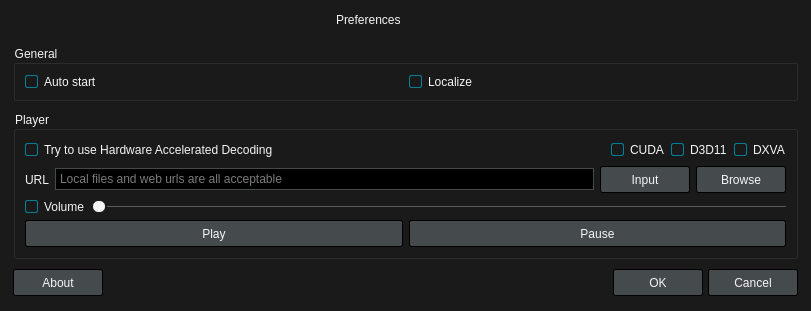
The window that src/forms/preferencesdialog.ui (wangwenx190/dynamic-desktop) describes before a commit, drawn with Qt 5.
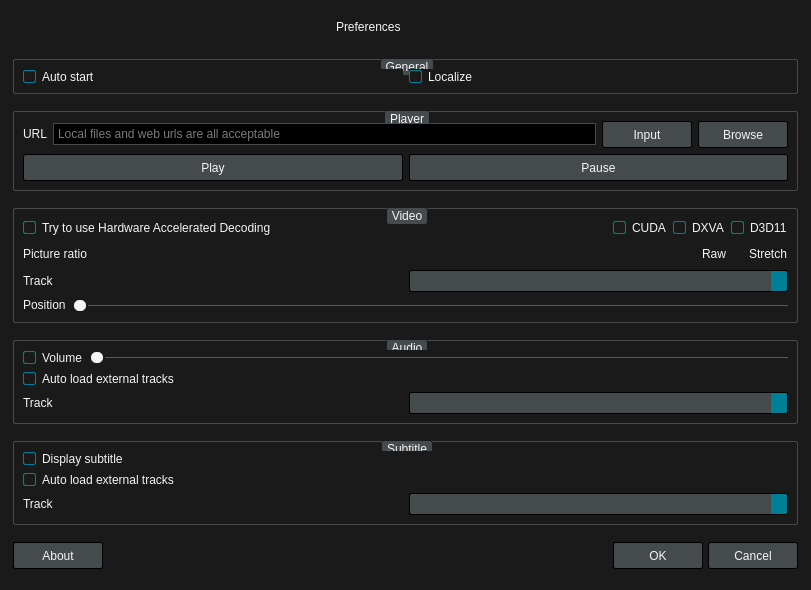
The same window after the commit. Icons and pictures are not drawn. Custom widgets are drawn as their Qt base class.

What changed in the file:
```diff
--- a/src/forms/preferencesdialog.ui
+++ b/src/forms/preferencesdialog.ui
@@ -7,7 +7,7 @@
     <x>0</x>
     <y>0</y>
     <width>811</width>
-    <height>311</height>
+    <height>590</height>
    </rect>
   </property>
   <property name="sizePolicy">
@@ -122,6 +122,59 @@
 
 QLineEdit:focus {
 	border: 1px solid #008098;
+}
+
+QComboBox {
+	background: #454A4D;
+	border: 1px solid #000;
+	border-radius: 2px;
+	padding: 2px;
+}
+
+QComboBox:focus {
+	border: 1px solid #008098;
+}
+
+QComboBox::drop-down {
+	background: #008098;
+	border-top-right-radius: 2px;
+	border-bottom-right-radius: 2px;
+}
+
+QComboBox::down-arrow {
+	image: url(:/down-arrow.svg);
+}
+
+QGroupBox {
+	border: 1px solid #454A4D;
+	border-radius: 2px;
+	margin-top: 0.5em;
+}
+
+QGroupBox::title {
+	subcontrol-origin: margin;
+	subcontrol-position: top center;
+	background: #454A4D;
+	border: 1px solid #454A4D;
+	border-radius: 2px;
+	padding: 0 2px;
+}
+
+QRadioButton::indicator {
+	width: 6px;
+	height: 6px;
+	border-radius: 5px;
+	padding: 2px;
+}
+
+QRadioButton::indicator:unchecked {
+	border: 1px solid whitesmoke;
+	image: none;
+}
+
+QRadioButton::indicator:checked {
+	border: 1px solid #008098;
+	image: url(:/selected.svg);
 }</string>
   </property>
   <layout class="QVBoxLayout" name="verticalLayout_2">
@@ -371,55 +424,16 @@
       <string>Player</string>
      </property>
      <layout class="QVBoxLayout" name="verticalLayout">
-      <item>
-       <layout class="QHBoxLayout" name="horizontalLayout_6">
-        <item>
-         <widget class="QCheckBox" name="checkBox_hwdec">
-          <property name="text">
-           <string>Try to use Hardware Accelerated Decoding</string>
-          </property>
-         </widget>
-        </item>
-        <item>
-         <spacer name="horizontalSpacer_2">
-          <property name="orientation">
-           <enum>Qt::Horizontal</enum>
-          </property>
-          <property name="sizeHint" stdset="0">
-           <size>
-            <width>40</width>
-            <height>20</height>
-           </size>
-          </property>
-         </spacer>
-        </item>
-        <item>
-         <widget class="QCheckBox" name="checkBox_hwdec_cuda">
-          <property name="text">
-           <string>CUDA</string>
-          </property>
-         </widget>
-        </item>
-        <item>
-         <widget class="QCheckBox" name="checkBox_hwdec_d3d11">
-          <property name="text">
-           <string>D3D11</string>
-          </property>
-         </widget>
-        </item>
-        <item>
-         <widget class="QCheckBox" name="checkBox_hwdec_dxva">
-          <property name="text">
-           <string>DXVA</string>
-          </property>
-         </widget>
-        </item>
-       </layout>
-      </item>
       <item>
        <layout class="QHBoxLayout" name="horizontalLayout_3">
         <item>
          <widget class="QLabel" name="label_url">
+          <property name="sizePolicy">
+           <sizepolicy hsizetype="Minimum" vsizetype="Fixed">
+            <horstretch>0</horstretch>
+            <verstretch>0</verstretch>
+           </sizepolicy>
+          </property>
           <property name="text">
            <string>URL</string>
           </property>
@@ -454,24 +468,6 @@
         </item>
        </layout>
       </item>
-      <item>
-       <layout class="QHBoxLayout" name="horizontalLayout_4">
-        <item>
-         <widget class="QCheckBox" name="checkBox_volume">
-          <property name="text">
-           <string>Volume</string>
-          </property>
-         </widget>
-        </item>
-        <item>
-         <widget class="QSlider" name="horizontalSlider_volume">
-          <property name="orientation">
-           <enum>Qt::Horizontal</enum>
-          </property>
-         </widget>
-        </item>
-       </layout>
-      </item>
       <item>
        <layout class="QHBoxLayout" name="horizontalLayout_5">
         <item>
@@ -493,6 +489,263 @@
      </layout>
     </widget>
    </item>
+   <item>
+    <widget class="QGroupBox" name="groupBox_video">
+     <property name="sizePolicy">
+      <sizepolicy hsizetype="Preferred" vsizetype="Fixed">
+       <horstretch>0</horstretch>
+       <verstretch>0</verstretch>
+      </sizepolicy>
+     </property>
+     <property name="title">
+      <string>Video</string>
+     </property>
+     <layout class="QVBoxLayout" name="verticalLayout_3">
+      <item>
+       <layout class="QHBoxLayout" name="horizontalLayout_6">
+        <item>
+         <widget class="QCheckBox" name="checkBox_hwdec">
+          <property name="text">
+           <string>Try to use Hardware Accelerated Decoding</string>
+          </property>
+         </widget>
+        </item>
+        <item>
+         <spacer name="horizontalSpacer_2">
+          <property name="orientation">
+           <enum>Qt::Horizontal</enum>
+          </property>
+          <property name="sizeHint" stdset="0">
+           <size>
+            <width>40</width>
+            <height>20</height>
+           </size>
+          </property>
+         </spacer>
+        </item>
+        <item>
+         <widget class="QCheckBox" name="checkBox_hwdec_cuda">
+          <property name="text">
+           <string>CUDA</string>
+          </property>
+         </widget>
+        </item>
+        <item>
+         <widget class="QCheckBox" name="checkBox_hwdec_dxva">
+          <property name="text">
+           <string>DXVA</string>
+          </property>
+         </widget>
+        </item>
+        <item>
+         <widget class="QCheckBox" name="checkBox_hwdec_d3d11">
+          <property name="text">
+           <string>D3D11</string>
+          </property>
+         </widget>
+        </item>
+       </layout>
+      </item>
+      <item>
+       <layout class="QHBoxLayout" name="horizontalLayout_8">
+        <item>
+         <widget class="QLabel" name="label_pictureRatio">
+          <property name="sizePolicy">
+           <sizepolicy hsizetype="Minimum" vsizetype="Fixed">
+            <horstretch>0</horstretch>
+            <verstretch>0</verstretch>
+           </sizepolicy>
+          </property>
+          <property name="text">
+           <string>Picture ratio</string>
+          </property>
+         </widget>
+        </item>
+        <item>
+         <spacer name="horizontalSpacer_5">
+          <property name="orientation">
+           <enum>Qt::Horizontal</enum>
+          </property>
+          <property name="sizeHint" stdset="0">
+           <size>
+            <width>40</width>
+            <height>20</height>
+           </size>
+          </property>
+         </spacer>
+        </item>
+        <item>
+         <widget class="QRadioButton" name="radioButton_ratio_raw">
+          <property name="text">
+           <string>Raw</string>
+          </property>
+         </widget>
+        </item>
+        <item>
+         <widget class="QRadioButton" name="radioButton_ratio_stretch">
+          <property name="text">
+           <string>Stretch</string>
+          </property>
+         </widget>
+        </item>
+       </layout>
+      </item>
+      <item>
+       <layout class="QHBoxLayout" name="horizontalLayout_11">
+        <item>
+         <widget class="QLabel" name="label_video_track">
+          <property name="sizePolicy">
+           <sizepolicy hsizetype="Minimum" vsizetype="Fixed">
+            <horstretch>0</horstretch>
+            <verstretch>0</verstretch>
+           </sizepolicy>
+          </property>
+          <property name="text">
+           <string>Track</string>
+          </property>
+         </widget>
+        </item>
+        <item>
+         <widget class="QComboBox" name="comboBox_video_track"/>
+        </item>
+       </layout>
+      </item>
+      <item>
+       <layout class="QHBoxLayout" name="horizontalLayout_12">
+        <item>
+         <widget class="QLabel" name="label_video_position">
+          <property name="sizePolicy">
+           <sizepolicy hsizetype="Preferred" vsizetype="Fixed">
+            <horstretch>0</horstretch>
+            <verstretch>0</verstretch>
+           </sizepolicy>
+          </property>
+          <property name="text">
+           <string>Position</string>
+          </property>
+         </widget>
+        </item>
+        <item>
+         <widget class="QSlider" name="horizontalSlider_video_position">
+          <property name="orientation">
+           <enum>Qt::Horizontal</enum>
+          </property>
+         </widget>
+        </item>
+       </layout>
+      </item>
+     </layout>
+    </widget>
+   </item>
+   <item>
+    <widget class="QGroupBox" name="groupBox_audio">
+     <property name="sizePolicy">
+      <sizepolicy hsizetype="Preferred" vsizetype="Fixed">
+       <horstretch>0</horstretch>
+       <verstretch>0</verstretch>
+      </sizepolicy>
+     </property>
+     <property name="title">
+      <string>Audio</string>
+     </property>
+     <layout class="QVBoxLayout" name="verticalLayout_4">
+      <item>
+       <layout class="QHBoxLayout" name="horizontalLayout_4">
+        <item>
+         <widget class="QCheckBox" name="checkBox_volume">
+          <property name="text">
+           <string>Volume</string>
+          </property>
+         </widget>
+        </item>
+        <item>
+         <widget class="QSlider" name="horizontalSlider_volume">
+          <property name="orientation">
+           <enum>Qt::Horizontal</enum>
+          </property>
+         </widget>
+        </item>
+       </layout>
+      </item>
+      <item>
+       <widget class="QCheckBox" name="checkBox_audio_autoLoadExternal">
+        <property name="text">
+         <string>Auto load external tracks</string>
+        </property>
+       </widget>
+      </item>
+      <item>
+       <layout class="QHBoxLayout" name="horizontalLayout_9">
+        <item>
+         <widget class="QLabel" name="label_audio_track">
+          <property name="sizePolicy">
+           <sizepolicy hsizetype="Minimum" vsizetype="Fixed">
+            <horstretch>0</horstretch>
+            <verstretch>0</verstretch>
+           </sizepolicy>
+          </property>
+          <property name="text">
+           <string>Track</string>
+          </property>
+         </widget>
+        </item>
+        <item>
+         <widget class="QComboBox" name="comboBox_audio_track"/>
+        </item>
+       </layout>
+      </item>
+     </layout>
+    </widget>
+   </item>
+   <item>
+    <widget class="QGroupBox" name="groupBox_subtitle">
+     <property name="sizePolicy">
+      <sizepolicy hsizetype="Preferred" vsizetype="Fixed">
+       <horstretch>0</horstretch>
+       <verstretch>0</verstretch>
+      </sizepolicy>
+     </property>
+     <property name="title">
+      <string>Subtitle</string>
+     </property>
+     <layout class="QVBoxLayout" name="verticalLayout_5">
+      <item>
+       <widget class="QCheckBox" name="checkBox_displaySubtitle">
+        <property name="text">
+         <string>Display subtitle</string>
+        </property>
+       </widget>
+      </item>
+      <item>
+       <widget class="QCheckBox" name="checkBox_subtitle_autoLoadExternal">
+        <property name="text">
+         <string>Auto load external tracks</string>
+        </property>
+       </widget>
+      </item>
+      <item>
+       <layout class="QHBoxLayout" name="horizontalLayout_10">
+        <item>
+         <widget class="QLabel" name="label_subtitle_track">
+          <property name="sizePolicy">
+           <sizepolicy hsizetype="Minimum" vsizetype="Fixed">
+            <horstretch>0</horstretch>
+            <verstretch>0</verstretch>
+           </sizepolicy>
+          </property>
+          <property name="text">
+           <string>Track</string>
+          </property>
+         </widget>
+        </item>
+        <item>
+         <widget class="QComboBox" name="comboBox_subtitle_track"/>
+        </item>
+       </layout>
+      </item>
+     </layout>
+    </widget>
+   </item>
    <item>
     <layout class="QHBoxLayout" name="horizontalLayout">
      <item>
```
Left out of the diff: 11 changed lines with no effect on the pictures.
